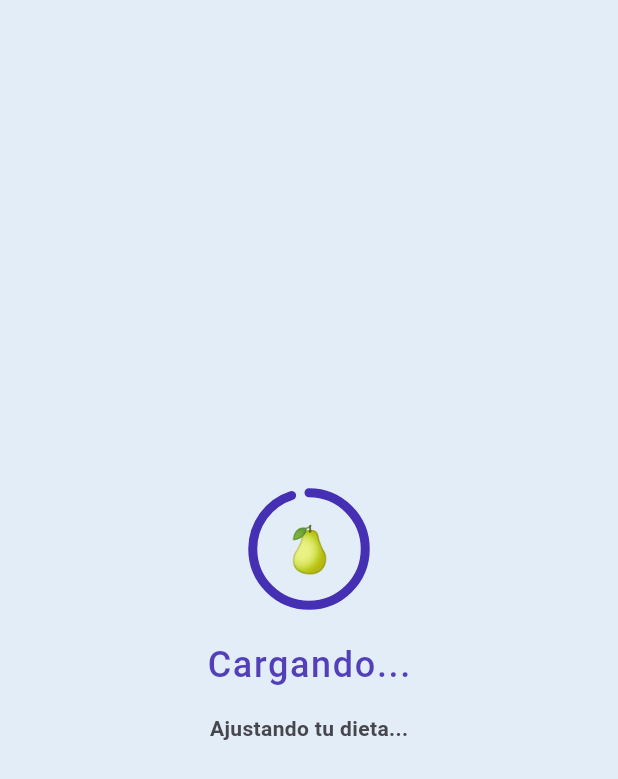
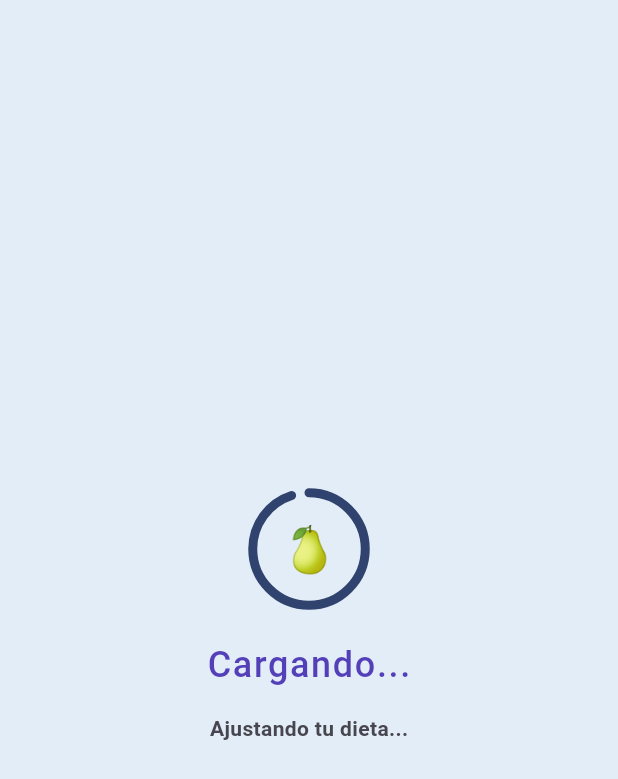
Before and after one commit to MaNoLiN-CRV/FlexDiet, a Flutter app: the LoadingScreen screen opened directly, on a phone screen of 412 x 824 dp. Shown: the top 779 px of the screen. Run offline on Flutter 3.47's test engine with Material 3 defaults, Android fonts, the light colour scheme and no system bars; drawn by our look-alikes of flutter_animate; our stand-ins replace auth_buttons, camera, circle_nav_bar, firebase_auth, firebase_core, fl_chart and 7 more; missing offline and left inert: msh_checkbox; accounts and stored records are empty.

Commit message:
Fixed dark theme

```diff
--- a/lib/screens/misc/loading_screen.dart
+++ b/lib/screens/misc/loading_screen.dart
@@ -77,13 +77,23 @@ class _LoadingScreenState extends State<LoadingScreen>
   @override
   Widget build(BuildContext context) {
     final theme = Theme.of(context);
+    final isDarkMode = Theme.of(context).brightness == Brightness.dark;
+    final loadingTextColor =
+        isDarkMode ? theme.colorScheme.onSurface : theme.colorScheme.primary;
+    final subtitleTextColor = isDarkMode
+        ? theme.colorScheme.onSurface.withValues(alpha: 70)
+        : theme.colorScheme.onSurfaceVariant;
+
     return Scaffold(
       backgroundColor: theme.colorScheme.surface,
       body: Center(
         child: Column(
           mainAxisAlignment: MainAxisAlignment.center,
           children: [
-            LoadingWheel(theme: theme, seconds: widget.loadingSeconds),
+            LoadingWheel(
+              theme: theme,
+              seconds: widget.loadingSeconds,
+            ),
             const SizedBox(height: 24),
             FadeTransition(
               opacity: _fadeAnimation,
@@ -91,7 +101,7 @@ class _LoadingScreenState extends State<LoadingScreen>
                 widget.loadingText,
                 style: theme.textTheme.headlineSmall?.copyWith(
                   fontWeight: FontWeight.w500,
-                  color: theme.colorScheme.primary,
+                  color: loadingTextColor,
                   letterSpacing: 1.1,
                 ),
               ),
@@ -100,13 +110,13 @@ class _LoadingScreenState extends State<LoadingScreen>
             Text(
               "Ajustando tu dieta...",
               style: theme.textTheme.bodyMedium?.copyWith(
-                color: theme.colorScheme.onSurfaceVariant,
+                color: subtitleTextColor,
               ),
             )
                 .animate()
                 .fadeIn(duration: 1000.ms)
                 .then()
-                .slide(begin: Offset(0, 0.25), curve: Curves.easeOut),
+                .slide(begin: const Offset(0, 0.25), curve: Curves.easeOut),
           ],
         ),
       ),
--- a/lib/widgets/custom_loading_wheel.dart
+++ b/lib/widgets/custom_loading_wheel.dart
@@ -48,7 +48,7 @@ class _LoadingWheelState extends State<LoadingWheel>
         theme: widget.theme,
         progress: _animation.value,
       ),
-      child: SizedBox(
+      child: const SizedBox(
         width: 75.0,
         height: 75.0,
       ),
@@ -65,22 +65,11 @@ class _FruitLoadingPainter extends CustomPainter {
     required this.progress,
   });
 
-  final List<Map<String, dynamic>> fruits = [
-    {'icon': '🍎', 'color': Colors.green}, // Apple - Green
-    {'icon': '🍌', 'color': Colors.yellow}, // Banana - Yellow
-    {'icon': '🍓', 'color': Colors.red}, // Strawberry - Red
-    {'icon': '🍇', 'color': Colors.purple}, // Grapes - Purple
-    {'icon': '🍊', 'color': Colors.orange}, // Orange - Orange
-    {'icon': '🥝', 'color': Colors.brown}, // Kiwi - Brown
-    {'icon': '🍋', 'color': Colors.amber}, // Lemon - Amber
-    {'icon': '🍉', 'color': Colors.pink}, // Watermelon - Pink/Red
-    {'icon': '🍐', 'color': Colors.lime}, // Pear - Lime
-  ];
-
   @override
   void paint(Canvas canvas, Size size) {
     final center = size.center(Offset.zero);
     final radius = size.width / 2;
+    final isDarkMode = theme.brightness == Brightness.dark;
 
     final backgroundPaint = Paint()
       ..color = theme.colorScheme.surface.withAlpha(50)
@@ -89,7 +78,7 @@ class _FruitLoadingPainter extends CustomPainter {
     canvas.drawCircle(center, radius, backgroundPaint);
 
     final foregroundPaint = Paint()
-      ..color = theme.colorScheme.primary
+      ..color = theme.colorScheme.onSurface
       ..strokeWidth = 6.0
       ..strokeCap = StrokeCap.round
       ..style = PaintingStyle.stroke;
@@ -110,7 +99,10 @@ class _FruitLoadingPainter extends CustomPainter {
         text: currentFruit['icon'],
         style: TextStyle(
           fontSize: radius * 0.8,
-          color: currentFruit['color'],
+          color: isDarkMode
+              ? Colors.white
+              : theme.colorScheme
+                  .primary, // Use theme color or white based on dark mode
         ),
       ),
       textAlign: TextAlign.center,
@@ -120,6 +112,18 @@ class _FruitLoadingPainter extends CustomPainter {
     fruitPainter.paint(canvas, center - fruitPainter.size.center(Offset.zero));
   }
 
+  final List<Map<String, dynamic>> fruits = [
+    {'icon': '🍎'}, // Apple
+    {'icon': '🍌'}, // Banana
+    {'icon': '🍓'}, // Strawberry
+    {'icon': '🍇'}, // Grapes
+    {'icon': '🍊'}, // Orange
+    {'icon': '🥝'}, // Kiwi
+    {'icon': '🍋'}, // Lemon
+    {'icon': '🍉'}, // Watermelon
+    {'icon': '🍐'}, // Pear
+  ];
+
   @override
   bool shouldRepaint(covariant _FruitLoadingPainter oldDelegate) {
     return oldDelegate.progress != progress || oldDelegate.theme != theme;
```
